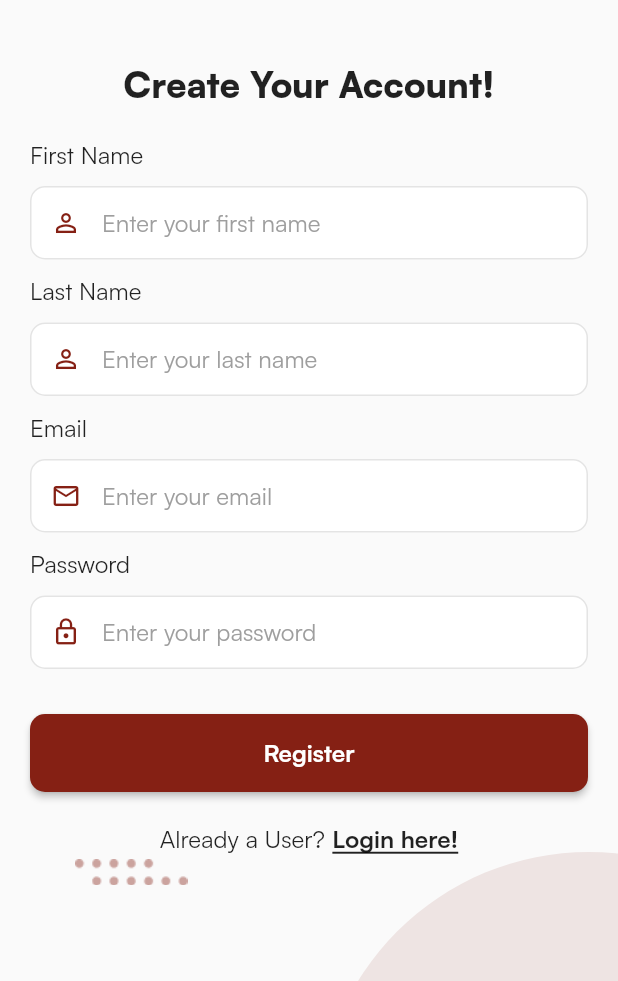
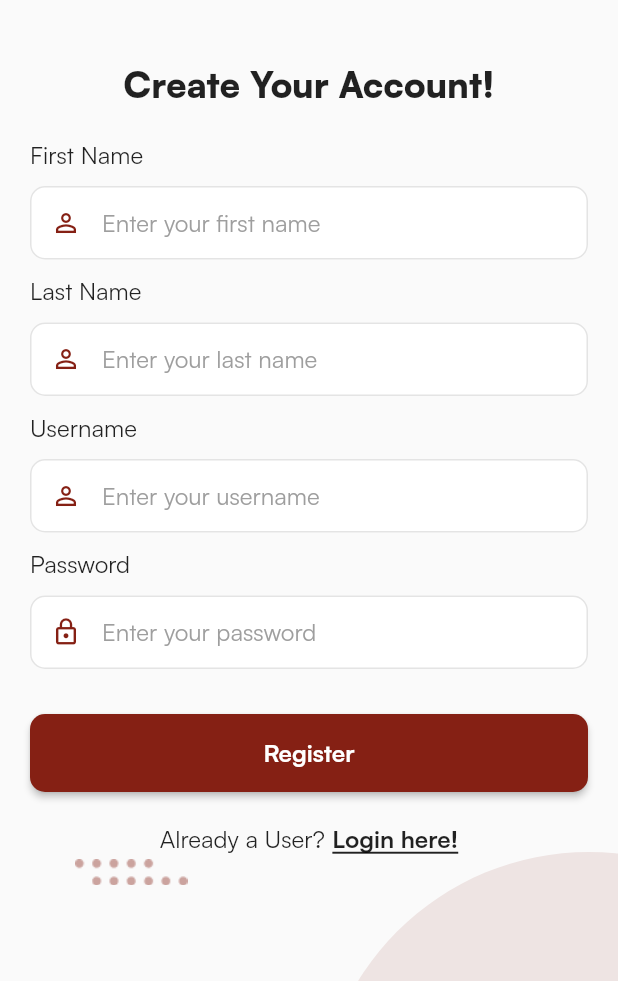
Before and after one commit to ajaxarrow/kahibawhub_revamp, a Flutter app: the AuthScreen screen opened by its route, on a phone screen of 412 x 824 dp, the part 255-1236 px from its top. Run offline on Flutter 3.47's test engine with Material 3 defaults, Android fonts, the phone set to English and light mode, and no system bars; our stand-ins replace dio, file_picker, flutter_riverpod, image_picker, permission_handler, phosphor_flutter; missing offline and left inert: flutter_pdfview; accounts and stored records are empty; network calls fail.

Commit message:
change email to username

```diff
--- a/lib/models/app_user.dart
+++ b/lib/models/app_user.dart
@@ -25,7 +25,7 @@ class AppUser {
       id: map['_id'],
       firstName: map['firstName'],
       lastName: map['lastName'],
-      email: map['email'],
+      email: map['userName'],
       dateRegistered: map['dateRegistered'],
       userProfile: map['userProfile'] != null ? UserProfile.fromMap(map['userProfile']) : null,
     );
--- a/lib/models/user_profile.dart
+++ b/lib/models/user_profile.dart
@@ -69,7 +69,7 @@ class UserProfile {
       twitterLink: map['twitterLink'],
       instagramLink: map['instagramLink'],
       linkedinLink: map['linkedinLink'],
-      email: map['email'],
+      email: map['userName'],
       occupation: map['occupation'],
     );
   }
--- a/lib/screens/auth_screen.dart
+++ b/lib/screens/auth_screen.dart
@@ -190,10 +190,10 @@ class _AuthScreenState extends ConsumerState<AuthScreen> {
                   ) : const SizedBox.shrink(),
                   isRegister ? const SizedBox(height: 10) : const SizedBox.shrink(),
                   CustomTextFormField(
-                    label: 'Email',
-                    hintText: 'Enter your email',
+                    label: 'Username',
+                    hintText: 'Enter your username',
                     controller: _emailController,
-                    prefixIcon: Icons.email_outlined,
+                    prefixIcon: Icons.person_outline_outlined,
                   ),
                   const SizedBox(height: 10),
                   CustomTextFormField(
--- a/lib/screens/profile_screen.dart
+++ b/lib/screens/profile_screen.dart
@@ -60,7 +60,7 @@ class ProfileScreen extends ConsumerWidget {
                                   ),
                                 ),
                                 Text(
-                                  userData?.userProfile?.email ?? userData?.email ?? 'N/A',
+                                  userData?.email ?? userData?.email ?? 'N/A',
                                   style: const TextStyle(
                                       fontWeight: FontWeight.w400,
                                       fontSize: 14
--- a/lib/services/auth_service.dart
+++ b/lib/services/auth_service.dart
@@ -20,7 +20,7 @@ class AuthService{
         data: {
           "firstName": firstName,
           "lastName": lastName,
-          "email": email,
+          "userName": email,
           "password": password,
         },
       );
@@ -68,7 +68,7 @@ class AuthService{
       final response = await dio.post(
         '/apiAuthentication/userLogin',
         data: {
-          "email": email,
+          "userName": email,
           "password": password,
         },
       );
--- a/lib/widgets/nav_drawer.dart
+++ b/lib/widgets/nav_drawer.dart
@@ -38,7 +38,7 @@ class _NavDrawerState extends ConsumerState<NavDrawer> {
                   : 'Guest',
             ),
             accountEmail: Text(
-              isLoggedIn && user != null ? user.email! : '',
+              '',
             ),
             currentAccountPicture: CircleAvatar(
               radius: 12,
```
